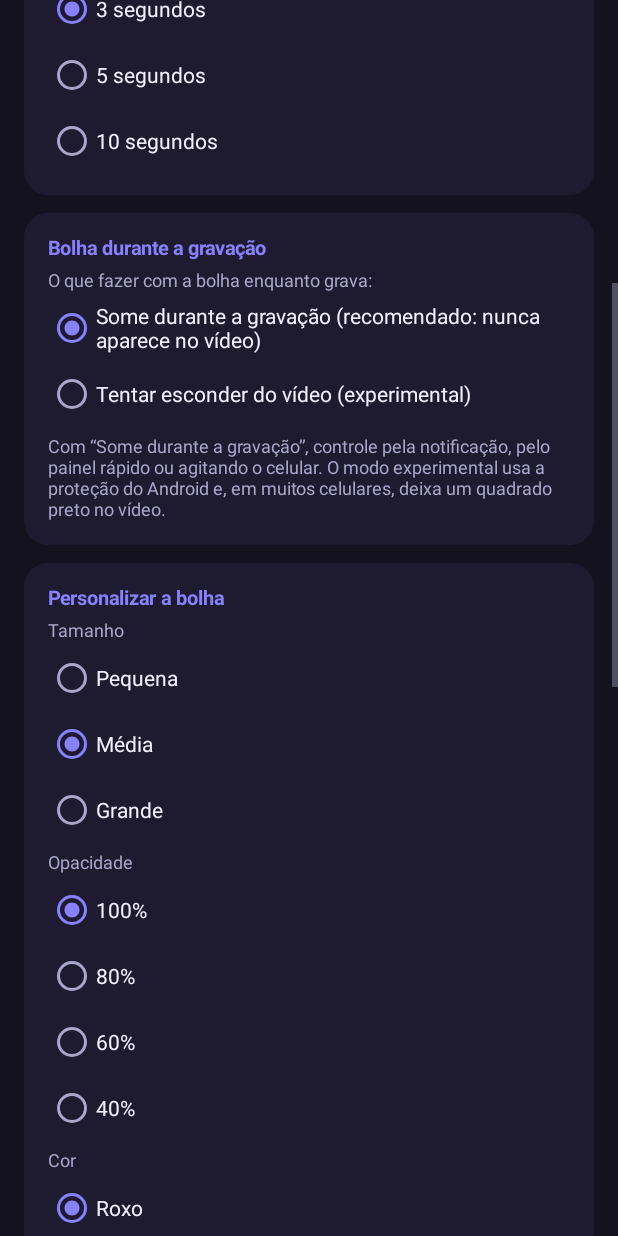
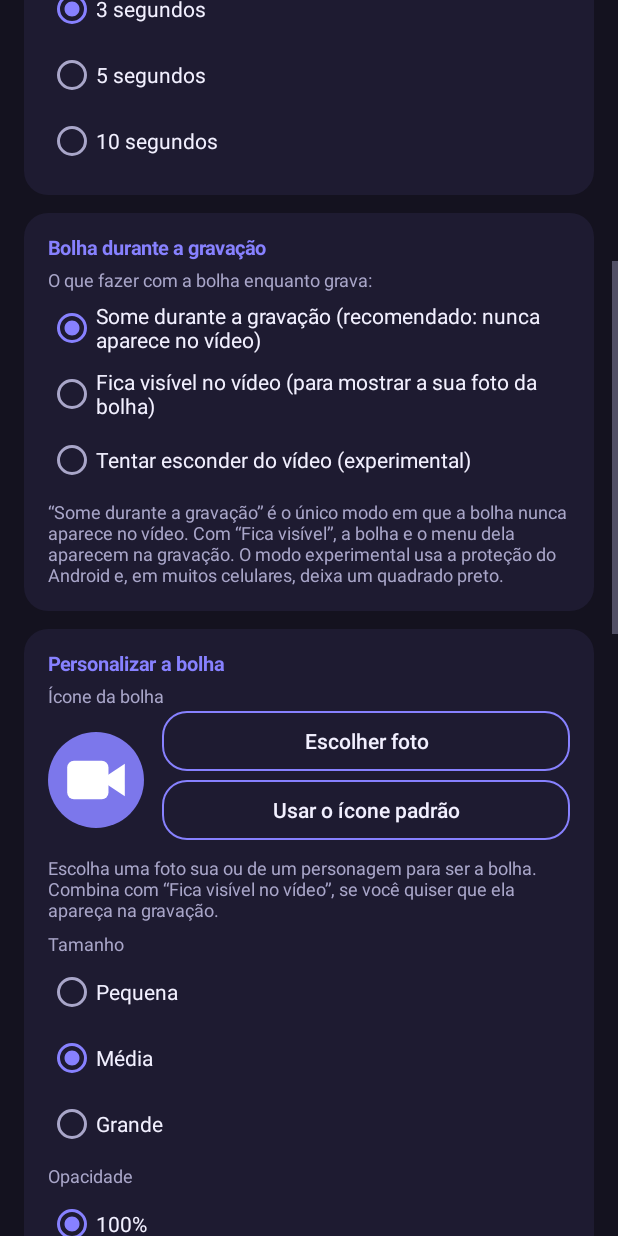
Before and after one commit to playerzin13mv/gravalix-app, an Android app: the SettingsActivity screen opened directly, with no data from a screen before it, scrolled down 576 dp, on a phone screen of 412 x 824 dp. Run offline under Robolectric (Android 15) with nearby library versions, the phone set to English and light mode, and no system bars.

Commit message:
Gravalix

```diff
--- a/app/src/main/java/com/gravalix/app/BubbleService.kt
+++ b/app/src/main/java/com/gravalix/app/BubbleService.kt
@@ -265,6 +265,7 @@ class BubbleService : Service() {
         root = r
 
         bubbleBtn = IconButton(this, IconButton.CAMERA, baseColor())
+        bubbleBtn.photo = BubblePhoto.load(this)
         bubbleBtn.alpha = ALPHAS[Prefs.bubbleAlpha(this).coerceIn(0, ALPHAS.size - 1)]
         bubbleBtn.setOnTouchListener(DragTap())
 
--- a/app/src/main/java/com/gravalix/app/Prefs.kt
+++ b/app/src/main/java/com/gravalix/app/Prefs.kt
@@ -8,6 +8,7 @@ object Prefs {
 
     const val BUBBLE_HIDDEN_FROM_VIDEO = 0 // continua na tela para você, mas fora do vídeo
     const val BUBBLE_GONE = 1              // some totalmente durante a gravação
+    const val BUBBLE_VISIBLE = 2           // fica visível no vídeo (para mostrar a foto da bolha)
 
     private fun sp(c: Context): SharedPreferences =
         c.applicationContext.getSharedPreferences("gravalix", Context.MODE_PRIVATE)
--- a/app/src/main/java/com/gravalix/app/SettingsActivity.kt
+++ b/app/src/main/java/com/gravalix/app/SettingsActivity.kt
@@ -2,6 +2,7 @@ package com.gravalix.app
 
 import android.app.Activity
 import android.content.Context
+import android.content.Intent
 import android.graphics.Color
 import android.os.Bundle
 import android.util.TypedValue
@@ -18,6 +19,11 @@ import android.widget.Toast
 /** Todas as configurações do Gravalix, separadas da lista de vídeos. */
 class SettingsActivity : Activity() {
 
+    private companion object {
+        const val REQ_PHOTO = 31
+    }
+
+    private lateinit var photoPreview: IconButton
     private lateinit var content: LinearLayout
     private lateinit var touchStatus: TextView
     private lateinit var btnDev: Button
@@ -83,6 +89,7 @@ class SettingsActivity : Activity() {
                 c,
                 listOf(
                     Prefs.BUBBLE_GONE to getString(R.string.bubble_gone),
+                    Prefs.BUBBLE_VISIBLE to getString(R.string.bubble_visible),
                     Prefs.BUBBLE_HIDDEN_FROM_VIDEO to getString(R.string.bubble_hidden)
                 ),
                 Prefs.bubbleMode(this)
@@ -92,6 +99,34 @@ class SettingsActivity : Activity() {
 
         // Personalizar a bolha
         card(getString(R.string.section_bubble_style)).also { c ->
+            // Foto da bolha
+            c.addView(hint(getString(R.string.style_photo)))
+            photoPreview = IconButton(this, IconButton.CAMERA, 0xE68781FF.toInt())
+            photoPreview.photo = BubblePhoto.load(this)
+            val photoRow = LinearLayout(this).apply {
+                orientation = LinearLayout.HORIZONTAL
+                gravity = android.view.Gravity.CENTER_VERTICAL
+            }
+            photoRow.addView(photoPreview, LinearLayout.LayoutParams(dp(64), dp(64)))
+            val photoButtons = LinearLayout(this).apply { orientation = LinearLayout.VERTICAL }
+            photoButtons.addView(smallButton(getString(R.string.btn_choose_photo)) {
+                val pick = Intent(Intent.ACTION_GET_CONTENT).setType("image/*")
+                try {
+                    startActivityForResult(pick, REQ_PHOTO)
+                } catch (_: Exception) {
+                    Toast.makeText(this, R.string.toast_photo_error, Toast.LENGTH_LONG).show()
+                }
+            })
+            photoButtons.addView(smallButton(getString(R.string.btn_default_icon)) {
+                BubblePhoto.clear(this)
+                photoPreview.photo = null
+                BubbleService.reload(this)
+            })
+            photoRow.addView(photoButtons, LinearLayout.LayoutParams(
+                0, LinearLayout.LayoutParams.WRAP_CONTENT, 1f).apply { marginStart = dp(12) })
+            c.addView(photoRow)
+            c.addView(hint(getString(R.string.style_photo_hint)))
+
             c.addView(hint(getString(R.string.style_size)))
             radios(
                 c,
@@ -179,6 +214,19 @@ class SettingsActivity : Activity() {
         }
     }
 
+    override fun onActivityResult(requestCode: Int, resultCode: Int, data: android.content.Intent?) {
+        super.onActivityResult(requestCode, resultCode, data)
+        if (requestCode != REQ_PHOTO || resultCode != RESULT_OK) return
+        val uri = data?.data
+        if (uri != null && BubblePhoto.saveFrom(this, uri)) {
+            photoPreview.photo = BubblePhoto.load(this)
+            BubbleService.reload(this)
+            Toast.makeText(this, R.string.toast_photo_ok, Toast.LENGTH_SHORT).show()
+        } else {
+            Toast.makeText(this, R.string.toast_photo_error, Toast.LENGTH_LONG).show()
+        }
+    }
+
     override fun onResume() {
         super.onResume()
         val system = TouchIndicator.canToggle(this)
@@ -205,6 +253,21 @@ class SettingsActivity : Activity() {
             setTextSize(TypedValue.COMPLEX_UNIT_SP, size)
             setTextColor(color(colorRes))
             if (bold) setTypeface(typeface, android.graphics.Typeface.BOLD)
+        }
+
+    private fun smallButton(label: String, onClick: () -> Unit): Button =
+        Button(this).apply {
+            text = label
+            isAllCaps = false
+            setTextColor(color(R.color.text))
+            setBackgroundResource(R.drawable.bg_button_secondary)
+            stateListAnimator = null
+            minHeight = 0
+            minimumHeight = 0
+            layoutParams = LinearLayout.LayoutParams(
+                LinearLayout.LayoutParams.MATCH_PARENT, dp(40)
+            ).apply { bottomMargin = dp(6) }
+            setOnClickListener { onClick() }
         }
 
     private fun hint(s: String): TextView =
--- a/app/src/main/res/values/strings.xml
+++ b/app/src/main/res/values/strings.xml
@@ -90,7 +90,6 @@
     <string name="opt_bubble_hint">Fica nas laterais da tela, antes e depois de gravar. Toque nela para gravar, usar a caneta e mostrar toques. Arraste até a lixeira para tirá-la da tela.</string>
     <string name="bubble_gone">Some durante a gravação (recomendado: nunca aparece no vídeo)</string>
     <string name="bubble_hidden">Tentar esconder do vídeo (experimental)</string>
-    <string name="bubble_mode_hint">Com “Some durante a gravação”, controle pela notificação, pelo painel rápido ou agitando o celular. O modo experimental usa a proteção do Android e, em muitos celulares, deixa um quadrado preto no vídeo.</string>
     <string name="toast_bubble_removed">Bolha removida. Para ela voltar, ligue “Bolha flutuante” no Gravalix.</string>
 
     <string name="section_bubble_style">Personalizar a bolha</string>
@@ -120,4 +119,13 @@
     <string name="touch_need_a11y">Ligue o serviço “Gravalix – mostrar toques” na lista de Acessibilidade.</string>
     <string name="a11y_label">Gravalix – mostrar toques</string>
     <string name="a11y_description">Desenha um círculo no botão ou item que você toca enquanto o Gravalix está gravando. Não lê, guarda nem envia nada do que aparece na tela.</string>
+
+    <string name="bubble_visible">Fica visível no vídeo (para mostrar a sua foto da bolha)</string>
+    <string name="bubble_mode_hint">“Some durante a gravação” é o único modo em que a bolha nunca aparece no vídeo. Com “Fica visível”, a bolha e o menu dela aparecem na gravação. O modo experimental usa a proteção do Android e, em muitos celulares, deixa um quadrado preto.</string>
+    <string name="style_photo">Ícone da bolha</string>
+    <string name="style_photo_hint">Escolha uma foto sua ou de um personagem para ser a bolha. Combina com “Fica visível no vídeo”, se você quiser que ela apareça na gravação.</string>
+    <string name="btn_choose_photo">Escolher foto</string>
+    <string name="btn_default_icon">Usar o ícone padrão</string>
+    <string name="toast_photo_ok">Foto da bolha atualizada.</string>
+    <string name="toast_photo_error">Não foi possível usar essa imagem. Tente outra.</string>
 </resources>
```
Also changed, not shown: app/src/main/java/com/gravalix/app/BubblePhoto.kt (added, +79 -0 lines), app/src/main/java/com/gravalix/app/IconButton.kt (+24 -0 lines), 1 other file.
